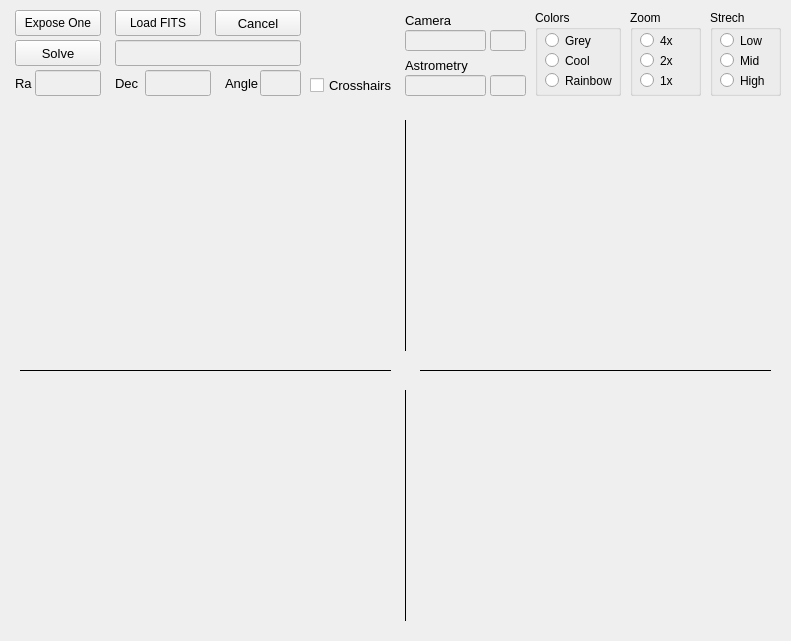
First picture: the form in mountwizzard/gui/image_window_ui.ui, repository sayitfast/MountWizzard3, before the edit.
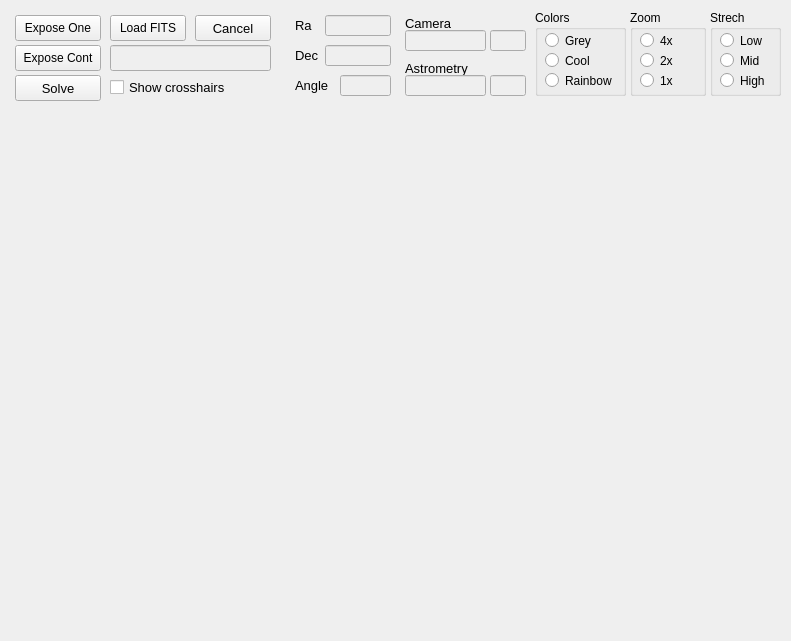
Second picture: the form after the edit.

Commit message: update gui imaging added expose cont changed crosshairs -> has to be refined

```diff
--- a/mountwizzard/gui/image_window_ui.ui
+++ b/mountwizzard/gui/image_window_ui.ui
@@ -21,10 +21,10 @@
   <widget class="QWidget" name="image" native="true">
    <property name="geometry">
     <rect>
-     <x>10</x>
+     <x>5</x>
      <y>115</y>
-     <width>771</width>
-     <height>516</height>
+     <width>781</width>
+     <height>526</height>
     </rect>
    </property>
    <property name="autoFillBackground">
@@ -35,7 +35,7 @@
    <property name="geometry">
     <rect>
      <x>15</x>
-     <y>10</y>
+     <y>15</y>
      <width>86</width>
      <height>26</height>
     </rect>
@@ -104,7 +104,7 @@
     <rect>
      <x>630</x>
      <y>10</y>
-     <width>71</width>
+     <width>76</width>
      <height>86</height>
     </rect>
    </property>
@@ -155,7 +155,7 @@
    <property name="geometry">
     <rect>
      <x>15</x>
-     <y>40</y>
+     <y>75</y>
      <width>86</width>
      <height>26</height>
     </rect>
@@ -177,7 +177,7 @@
     <rect>
      <x>535</x>
      <y>10</y>
-     <width>86</width>
+     <width>91</width>
      <height>86</height>
     </rect>
    </property>
@@ -233,87 +233,13 @@
     </property>
    </widget>
   </widget>
-  <widget class="Line" name="cross4">
-   <property name="geometry">
-    <rect>
-     <x>405</x>
-     <y>390</y>
-     <width>1</width>
-     <height>231</height>
-    </rect>
-   </property>
-   <property name="frameShadow">
-    <enum>QFrame::Plain</enum>
-   </property>
-   <property name="orientation">
-    <enum>Qt::Vertical</enum>
-   </property>
-  </widget>
-  <widget class="Line" name="cross2">
-   <property name="geometry">
-    <rect>
-     <x>405</x>
-     <y>120</y>
-     <width>1</width>
-     <height>231</height>
-    </rect>
-   </property>
-   <property name="frameShadow">
-    <enum>QFrame::Plain</enum>
-   </property>
-   <property name="orientation">
-    <enum>Qt::Vertical</enum>
-   </property>
-  </widget>
-  <widget class="Line" name="cross1">
-   <property name="geometry">
-    <rect>
-     <x>20</x>
-     <y>370</y>
-     <width>371</width>
-     <height>1</height>
-    </rect>
-   </property>
-   <property name="font">
-    <font>
-     <pointsize>10</pointsize>
-    </font>
-   </property>
-   <property name="frameShadow">
-    <enum>QFrame::Plain</enum>
-   </property>
-   <property name="orientation">
-    <enum>Qt::Horizontal</enum>
-   </property>
-  </widget>
-  <widget class="Line" name="cross3">
-   <property name="geometry">
-    <rect>
-     <x>420</x>
-     <y>370</y>
-     <width>351</width>
-     <height>1</height>
-    </rect>
-   </property>
-   <property name="font">
-    <font>
-     <pointsize>10</pointsize>
-    </font>
-   </property>
-   <property name="frameShadow">
-    <enum>QFrame::Plain</enum>
-   </property>
-   <property name="orientation">
-    <enum>Qt::Horizontal</enum>
-   </property>
-  </widget>
   <widget class="QLabel" name="imageBackground">
    <property name="geometry">
     <rect>
      <x>0</x>
      <y>0</y>
      <width>790</width>
-     <height>106</height>
+     <height>111</height>
     </rect>
    </property>
    <property name="text">
@@ -372,9 +298,9 @@
    <property name="geometry">
     <rect>
      <x>405</x>
-     <y>55</y>
+     <y>60</y>
      <width>81</width>
-     <height>21</height>
+     <height>16</height>
     </rect>
    </property>
    <property name="font">
@@ -390,9 +316,9 @@
    <property name="geometry">
     <rect>
      <x>405</x>
-     <y>10</y>
+     <y>15</y>
      <width>81</width>
-     <height>21</height>
+     <height>16</height>
     </rect>
    </property>
    <property name="font">
@@ -488,58 +414,16 @@
     <bool>true</bool>
    </property>
   </widget>
-  <widget class="QLineEdit" name="le_imageFile">
-   <property name="enabled">
-    <bool>false</bool>
-   </property>
-   <property name="geometry">
-    <rect>
-     <x>115</x>
-     <y>40</y>
-     <width>186</width>
-     <height>26</height>
-    </rect>
-   </property>
-   <property name="font">
-    <font>
-     <family>Arial</family>
-     <pointsize>10</pointsize>
-     <weight>50</weight>
-     <bold>false</bold>
-    </font>
-   </property>
-   <property name="mouseTracking">
-    <bool>false</bool>
-   </property>
-   <property name="focusPolicy">
-    <enum>Qt::NoFocus</enum>
-   </property>
-   <property name="acceptDrops">
-    <bool>false</bool>
-   </property>
-   <property name="toolTip">
-    <string>Status feedback from mount </string>
-   </property>
-   <property name="text">
-    <string/>
-   </property>
-   <property name="alignment">
-    <set>Qt::AlignLeading|Qt::AlignLeft|Qt::AlignVCenter</set>
-   </property>
-   <property name="readOnly">
-    <bool>true</bool>
-   </property>
-  </widget>
   <widget class="QLineEdit" name="le_RaJ2000">
    <property name="enabled">
     <bool>false</bool>
    </property>
    <property name="geometry">
     <rect>
-     <x>35</x>
-     <y>70</y>
+     <x>325</x>
+     <y>15</y>
      <width>66</width>
-     <height>26</height>
+     <height>21</height>
     </rect>
    </property>
    <property name="font">
@@ -577,10 +461,10 @@
    </property>
    <property name="geometry">
     <rect>
-     <x>145</x>
-     <y>70</y>
+     <x>325</x>
+     <y>45</y>
      <width>66</width>
-     <height>26</height>
+     <height>21</height>
     </rect>
    </property>
    <property name="font">
@@ -619,9 +503,9 @@
    </property>
    <property name="geometry">
     <rect>
-     <x>115</x>
-     <y>10</y>
-     <width>86</width>
+     <x>110</x>
+     <y>15</y>
+     <width>76</width>
      <height>26</height>
     </rect>
    </property>
@@ -635,10 +519,10 @@
   <widget class="QLabel" name="label_85">
    <property name="geometry">
     <rect>
-     <x>15</x>
-     <y>70</y>
+     <x>295</x>
+     <y>15</y>
      <width>21</width>
-     <height>26</height>
+     <height>21</height>
     </rect>
    </property>
    <property name="font">
@@ -653,10 +537,10 @@
   <widget class="QLabel" name="label_86">
    <property name="geometry">
     <rect>
-     <x>115</x>
-     <y>70</y>
+     <x>295</x>
+     <y>45</y>
      <width>26</width>
-     <height>26</height>
+     <height>21</height>
     </rect>
    </property>
    <property name="font">
@@ -716,9 +600,9 @@
   <widget class="QPushButton" name="btn_cancel">
    <property name="geometry">
     <rect>
-     <x>215</x>
-     <y>10</y>
-     <width>86</width>
+     <x>195</x>
+     <y>15</y>
+     <width>76</width>
      <height>26</height>
     </rect>
    </property>
@@ -734,40 +618,16 @@
     <string>Cancel</string>
    </property>
   </widget>
-  <widget class="QCheckBox" name="checkShowCrosshairs">
-   <property name="geometry">
-    <rect>
-     <x>310</x>
-     <y>75</y>
-     <width>86</width>
-     <height>20</height>
-    </rect>
-   </property>
-   <property name="font">
-    <font>
-     <pointsize>10</pointsize>
-    </font>
-   </property>
-   <property name="toolTip">
-    <string>Use Highspeed download of CCD camera if availabe</string>
-   </property>
-   <property name="text">
-    <string>Crosshairs</string>
-   </property>
-   <property name="checked">
-    <bool>false</bool>
-   </property>
-  </widget>
   <widget class="QLineEdit" name="le_AngleJ2000">
    <property name="enabled">
     <bool>false</bool>
    </property>
    <property name="geometry">
     <rect>
-     <x>260</x>
-     <y>70</y>
-     <width>41</width>
-     <height>26</height>
+     <x>340</x>
+     <y>75</y>
+     <width>51</width>
+     <height>21</height>
     </rect>
    </property>
    <property name="font">
@@ -802,10 +662,10 @@
   <widget class="QLabel" name="label_87">
    <property name="geometry">
     <rect>
-     <x>225</x>
-     <y>70</y>
+     <x>295</x>
+     <y>75</y>
      <width>36</width>
-     <height>26</height>
+     <height>21</height>
     </rect>
    </property>
    <property name="font">
@@ -817,6 +677,88 @@
     <string>Angle</string>
    </property>
   </widget>
+  <widget class="QLineEdit" name="le_imageFile">
+   <property name="enabled">
+    <bool>false</bool>
+   </property>
+   <property name="geometry">
+    <rect>
+     <x>110</x>
+     <y>45</y>
+     <width>161</width>
+     <height>26</height>
+    </rect>
+   </property>
+   <property name="font">
+    <font>
+     <family>Arial</family>
+     <pointsize>10</pointsize>
+     <weight>50</weight>
+     <bold>false</bold>
+    </font>
+   </property>
+   <property name="mouseTracking">
+    <bool>false</bool>
+   </property>
+   <property name="focusPolicy">
+    <enum>Qt::NoFocus</enum>
+   </property>
+   <property name="acceptDrops">
+    <bool>false</bool>
+   </property>
+   <property name="toolTip">
+    <string>Status feedback from mount </string>
+   </property>
+   <property name="text">
+    <string/>
+   </property>
+   <property name="alignment">
+    <set>Qt::AlignLeading|Qt::AlignLeft|Qt::AlignVCenter</set>
+   </property>
+   <property name="readOnly">
+    <bool>true</bool>
+   </property>
+  </widget>
+  <widget class="QPushButton" name="btn_exposeCont">
+   <property name="geometry">
+    <rect>
+     <x>15</x>
+     <y>45</y>
+     <width>86</width>
+     <height>26</height>
+    </rect>
+   </property>
+   <property name="toolTip">
+    <string>&lt;html&gt;&lt;head/&gt;&lt;body&gt;&lt;p&gt;Single exposure&lt;/p&gt;&lt;/body&gt;&lt;/html&gt;</string>
+   </property>
+   <property name="text">
+    <string>Expose Cont</string>
+   </property>
+  </widget>
+  <widget class="QCheckBox" name="checkShowCrosshairs">
+   <property name="geometry">
+    <rect>
+     <x>110</x>
+     <y>74</y>
+     <width>131</width>
+     <height>26</height>
+    </rect>
+   </property>
+   <property name="font">
+    <font>
+     <pointsize>10</pointsize>
+    </font>
+   </property>
+   <property name="toolTip">
+    <string>Use Highspeed download of CCD camera if availabe</string>
+   </property>
+   <property name="text">
+    <string>Show crosshairs</string>
+   </property>
+   <property name="checked">
+    <bool>false</bool>
+   </property>
+  </widget>
   <zorder>imageBackground</zorder>
   <zorder>image</zorder>
   <zorder>btn_expose</zorder>
```
Left out of the diff: 9 changed lines with no effect on the pictures. The commit also changes 4 other files.
